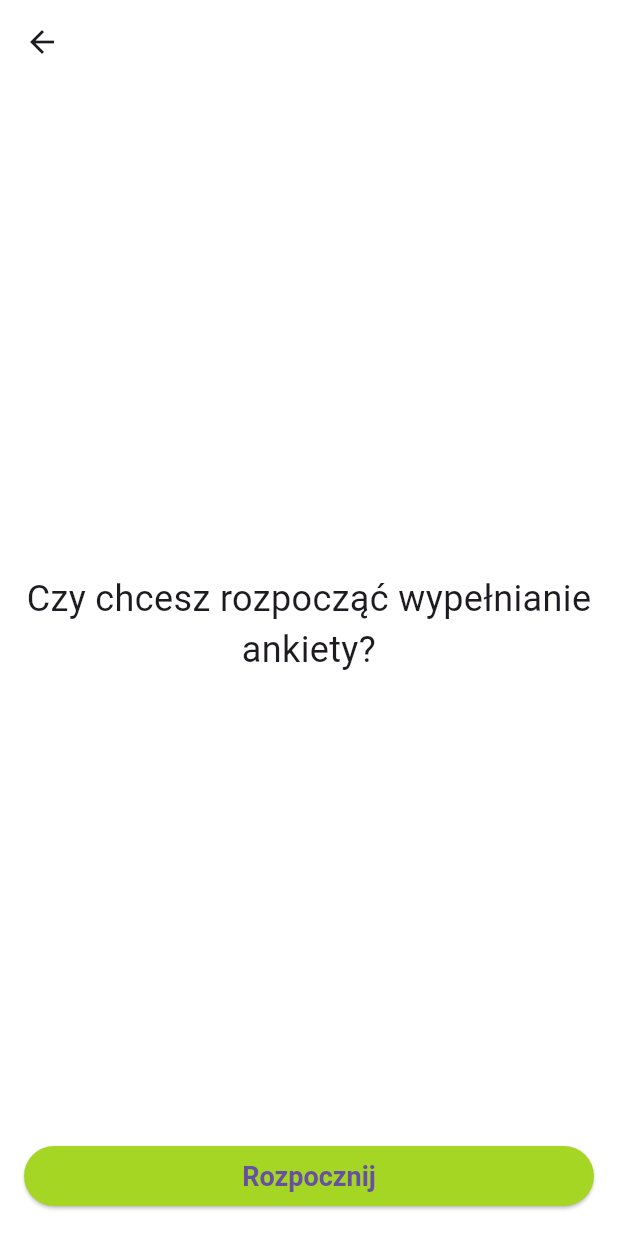
After one commit to projekt-inzynierski/survey_frontend, a Flutter app: the SurveyStartScreen screen opened by its route, on a phone screen of 412 x 824 dp. The commit adds this screen. Run offline on Flutter 3.47's test engine with Material 3 defaults, Android fonts, the phone set to English and light mode, and no system bars; our stand-ins replace connectivity, dio, flutter_svg, get, get_storage, getwidget and 1 more; accounts and stored records are empty; project files that could hold a hidden picture were left out.

Commit message:
#36:  Create a pipeline for a mocked example survey in the mobile app (#8)
* fix typo

* generate survey from json

* move local functions to specific classes

* use getx for screen transitions

* change naming + start end screen + ending home connection

* fixed no answer skip

* improved start and end screen

* revert start screen function

* ignore mocked files

```diff
--- a/lib/presentation/bindings/welcome_screen_bindings.dart
+++ b/lib/presentation/bindings/welcome_screen_bindings.dart
@@ -1,5 +1,4 @@
 import 'package:get/get.dart';
-import 'package:get/get_instance/src/bindings_interface.dart';
 import 'package:survey_frontend/data/datasources/age_category_service_impl.dart';
 import 'package:survey_frontend/data/datasources/education_category_service_impl.dart';
 import 'package:survey_frontend/data/datasources/greenery_area_category_service_impl.dart';
@@ -17,6 +16,7 @@ class WelcomeScreenBindings extends Bindings {
     Get.lazyPut<OccupationCategoryService>(() => OccupationCategoryServiceImpl(Get.find()));
     Get.lazyPut<EducationCategoryService>(() => EducationCategoryServiceImpl(Get.find()));
     Get.lazyPut<GreeneryAreaCategoryService>(() => GreeneryAreaCategoryServiceImpl(Get.find()));
-    Get.lazyPut(() => WelcomeScreenConroller(Get.find(), Get.find(), Get.find(), Get.find()));
+    Get.lazyPut(() => WelcomeScreenController(
+        Get.find(), Get.find(), Get.find(), Get.find()));
   }
 }
--- a/lib/presentation/controllers/controller_base.dart
+++ b/lib/presentation/controllers/controller_base.dart
@@ -13,7 +13,7 @@ class ControllerBase extends GetxController{
       );
   }
 
-  Future<bool> hasInternecConnection() async{
+  Future<bool> hasInternetConnection() async {
     var connectivityResult = await _connectivity.checkConnectivity();
     if (connectivityResult == ConnectivityResult.none) {
       await Get.defaultDialog(
--- a/lib/presentation/controllers/login_controller.dart
+++ b/lib/presentation/controllers/login_controller.dart
@@ -32,7 +32,7 @@ class LoginController extends ControllerBase{
 
       formKey.currentState!.save();
 
-      if (!await hasInternecConnection()){
+      if (!await hasInternetConnection()) {
         return;
       }
 
--- a/lib/presentation/controllers/welcome_screen_controller.dart
+++ b/lib/presentation/controllers/welcome_screen_controller.dart
@@ -11,7 +11,7 @@ import 'package:survey_frontend/domain/models/greenery_area_category_dto.dart';
 import 'package:survey_frontend/domain/models/occupation_category_dto.dart';
 import 'package:survey_frontend/presentation/controllers/controller_base.dart';
 
-class WelcomeScreenConroller extends ControllerBase {
+class WelcomeScreenController extends ControllerBase {
   final AgeCategoryService _ageCategoryService;
   final OccupationCategoryService _occupationCategoryService;
   final EducationCategoryService _educationCategoryService;
@@ -19,7 +19,8 @@ class WelcomeScreenConroller extends ControllerBase {
 
   final CreateRespondentDataDto _dto = CreateRespondentDataDto();
 
-  WelcomeScreenConroller(this._ageCategoryService,
+  WelcomeScreenController(
+      this._ageCategoryService,
   this._occupationCategoryService,
   this._educationCategoryService,
   this._greeneryAreaCategoryService);
--- /dev/null
+++ b/lib/presentation/screens/survey/survey_start_screen.dart
@@ -0,0 +1,40 @@
+import 'package:flutter/material.dart';
+import 'package:get/get.dart';
+import 'package:survey_frontend/presentation/controllers/survey_question_controller.dart';
+import 'package:survey_frontend/presentation/screens/survey/widgets/next_button.dart';
+
+class SurveyStartScreen extends GetView<SurveyController> {
+  const SurveyStartScreen({super.key});
+
+  @override
+  Widget build(BuildContext context) {
+    return Scaffold(
+      appBar: AppBar(
+        leading: IconButton(
+          icon: const Icon(Icons.arrow_back),
+          onPressed: () {
+            Get.back();
+          },
+        ),
+      ),
+      body: Padding(
+        padding: const EdgeInsets.all(16.0),
+        child: Column(
+          mainAxisAlignment: MainAxisAlignment.center,
+          children: [
+            const Spacer(),
+            const Center(
+              child: Text(
+                'Czy chcesz rozpocząć wypełnianie ankiety?',
+                textAlign: TextAlign.center,
+                style: TextStyle(fontSize: 24),
+              ),
+            ),
+            const Spacer(),
+            NextButton(nextAction: controller.startSurvey, text: "Rozpocznij"),
+          ],
+        ),
+      ),
+    );
+  }
+}
--- /dev/null
+++ b/lib/presentation/screens/survey/widgets/next_button.dart
@@ -0,0 +1,20 @@
+import 'package:flutter/material.dart';
+
+class NextButton extends StatelessWidget {
+  final VoidCallback nextAction;
+  final String text;
+  const NextButton({super.key, required this.nextAction, required this.text});
+
+  @override
+  Widget build(BuildContext context) {
+    return SizedBox(
+      width: double.infinity,
+      child: ElevatedButton(
+        onPressed: () {
+          nextAction();
+        },
+        child: Text(text),
+      ),
+    );
+  }
+}
--- a/lib/presentation/screens/welcome_screen.dart
+++ b/lib/presentation/screens/welcome_screen.dart
@@ -2,7 +2,7 @@ import 'package:flutter/material.dart';
 import 'package:get/get.dart';
 import 'package:survey_frontend/presentation/controllers/welcome_screen_controller.dart';
 
-class WelcomeScreen extends GetView<WelcomeScreenConroller> {
+class WelcomeScreen extends GetView<WelcomeScreenController> {
   const WelcomeScreen({super.key});
 
   @override
```
Also changed, not shown: lib/main.dart (+10 -2 lines), lib/presentation/bindings/survey_bindings.dart (added, +11 -0 lines), lib/presentation/controllers/survey_question_controller.dart (added, +104 -0 lines), lib/presentation/screens/survey/survey_end_screen.dart (added, +40 -0 lines), lib/presentation/screens/survey/survey_question_screen.dart (added, +62 -0 lines), lib/presentation/screens/survey/widgets/option_type_question.dart (added, +27 -0 lines), 1 other file.
